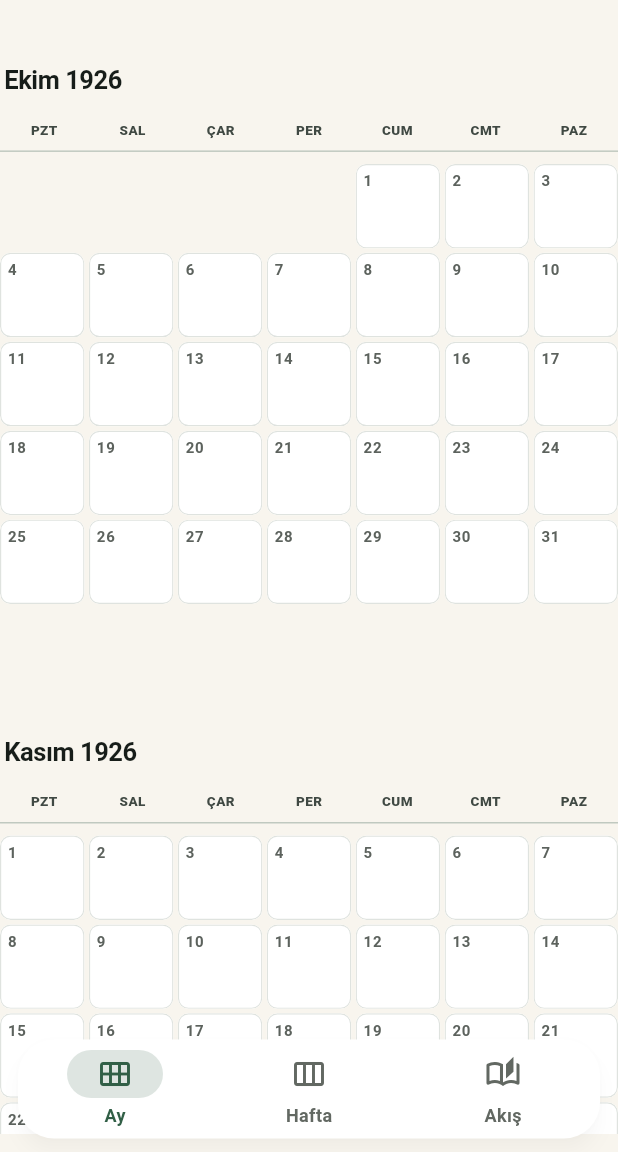
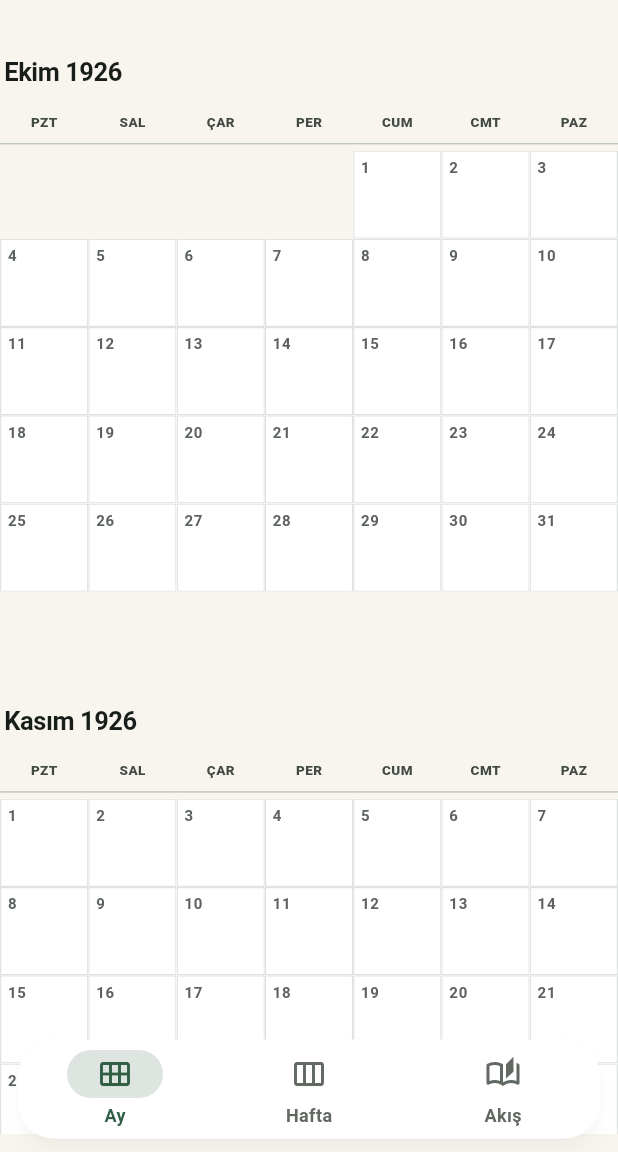
Before and after one commit to cinaratac/Drawn-Days, a Flutter app: the screen it shows after launch, scrolled down 576 dp, on a phone screen of 412 x 824 dp, the part 84-1236 px from its top. Run offline on Flutter 3.47's test engine with Material 3 defaults, Android fonts, the phone set to English and light mode, and no system bars; our stand-ins replace file_picker, flutter_local_notifications, flutter_timezone, share_plus, timezone; missing offline and left inert: home_widget.

Commit message:
Initial commit

```diff
--- a/lib/widgets/month_calendar.dart
+++ b/lib/widgets/month_calendar.dart
@@ -169,11 +169,10 @@ class _MonthCalendarState extends State<MonthCalendar> {
   Widget build(BuildContext context) {
     return LayoutBuilder(
       builder: (context, constraints) {
-        const gridSpacing = 3.0;
         final contentWidth = constraints.maxWidth;
-        final cellSize = (contentWidth - (gridSpacing * 6)) / 7;
-        final gridHeight = (cellSize * 6) + (gridSpacing * 5);
-        final monthHeight = 95 + gridHeight;
+        final cellSize = contentWidth / 7;
+        final gridHeight = cellSize * 6;
+        final monthHeight = 79 + gridHeight;
         _itemExtent = monthHeight;
         _viewportHeight = constraints.maxHeight;
 
@@ -250,7 +249,7 @@ class _MonthPage extends StatelessWidget {
     const rowCount = 6;
 
     return Padding(
-      padding: const EdgeInsets.only(top: 8, bottom: 12),
+      padding: const EdgeInsets.only(top: 4, bottom: 4),
       child: Column(
         mainAxisSize: MainAxisSize.min,
         children: [
@@ -299,23 +298,22 @@ class _MonthPage extends StatelessWidget {
             height: 1,
             color: Theme.of(context).colorScheme.outlineVariant,
           ),
-          const SizedBox(height: 8),
+          const SizedBox(height: 4),
           LayoutBuilder(
             builder: (context, constraints) {
-              const spacing = 3.0;
-              final cellSize = (constraints.maxWidth - (spacing * 6)) / 7;
-              final gridHeight =
-                  (cellSize * rowCount) + (spacing * (rowCount - 1));
+              final cellSize = constraints.maxWidth / 7;
+              final gridHeight = cellSize * rowCount;
 
               return SizedBox(
                 height: gridHeight,
                 child: GridView.count(
+                  padding: EdgeInsets.zero,
                   physics: const NeverScrollableScrollPhysics(),
                   addAutomaticKeepAlives: false,
                   addRepaintBoundaries: false,
                   crossAxisCount: 7,
-                  mainAxisSpacing: spacing,
-                  crossAxisSpacing: spacing,
+                  mainAxisSpacing: 0,
+                  crossAxisSpacing: 0,
                   childAspectRatio: 1,
                   children: List<Widget>.generate(rowCount * 7, (index) {
                     final dayNumber = index - leadingEmptyCells + 1;
@@ -374,7 +372,7 @@ class _MonthDayCell extends StatelessWidget {
       child: Material(
         color: Colors.white,
         shape: RoundedRectangleBorder(
-          borderRadius: BorderRadius.circular(7),
+          borderRadius: BorderRadius.zero,
           side: BorderSide(color: borderColor, width: today ? 1.6 : 0.8),
         ),
         clipBehavior: Clip.antiAlias,
```
